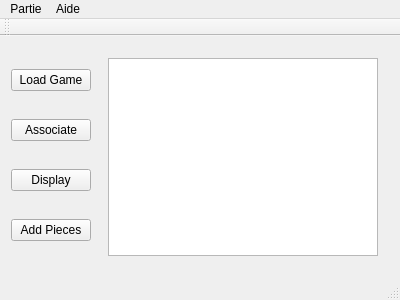
Qt form src/mainwindow.ui (matthieudelaro/GOST-Framework) before a commit.
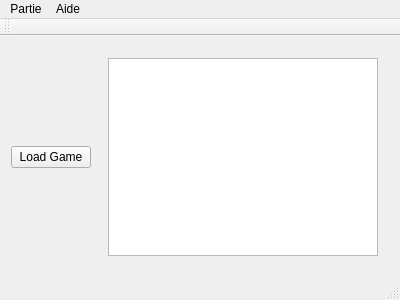
The same form after that commit.

What changed in the file:
```diff
--- a/src/mainwindow.ui
+++ b/src/mainwindow.ui
@@ -14,12 +14,8 @@
    <string>MainWindow</string>
   </property>
   <widget class="QWidget" name="centralWidget">
-   <layout class="QVBoxLayout" name="verticalLayout_3">
-    <item>
      <layout class="QHBoxLayout" name="horizontalLayout">
       <item>
-       <layout class="QVBoxLayout" name="verticalLayout">
-        <item>
          <widget class="QPushButton" name="loadGameButton">
           <property name="text">
            <string>Load Game</string>
@@ -27,29 +23,6 @@
          </widget>
         </item>
         <item>
-         <widget class="QPushButton" name="associateButton">
-          <property name="text">
-           <string>Associate</string>
-          </property>
-         </widget>
-        </item>
-        <item>
-         <widget class="QPushButton" name="displayButton">
-          <property name="text">
-           <string>Display</string>
-          </property>
-         </widget>
-        </item>
-        <item>
-         <widget class="QPushButton" name="addPieceButton">
-          <property name="text">
-           <string>Add Pieces</string>
-          </property>
-         </widget>
-        </item>
-       </layout>
-      </item>
-      <item>
        <widget class="QWidget" name="widget" native="true">
         <property name="sizePolicy">
          <sizepolicy hsizetype="Expanding" vsizetype="Expanding">
@@ -66,8 +39,6 @@
          </item>
         </layout>
        </widget>
-      </item>
-     </layout>
     </item>
    </layout>
   </widget>
```
Lines whose indentation alone changed are shown as unchanged.
